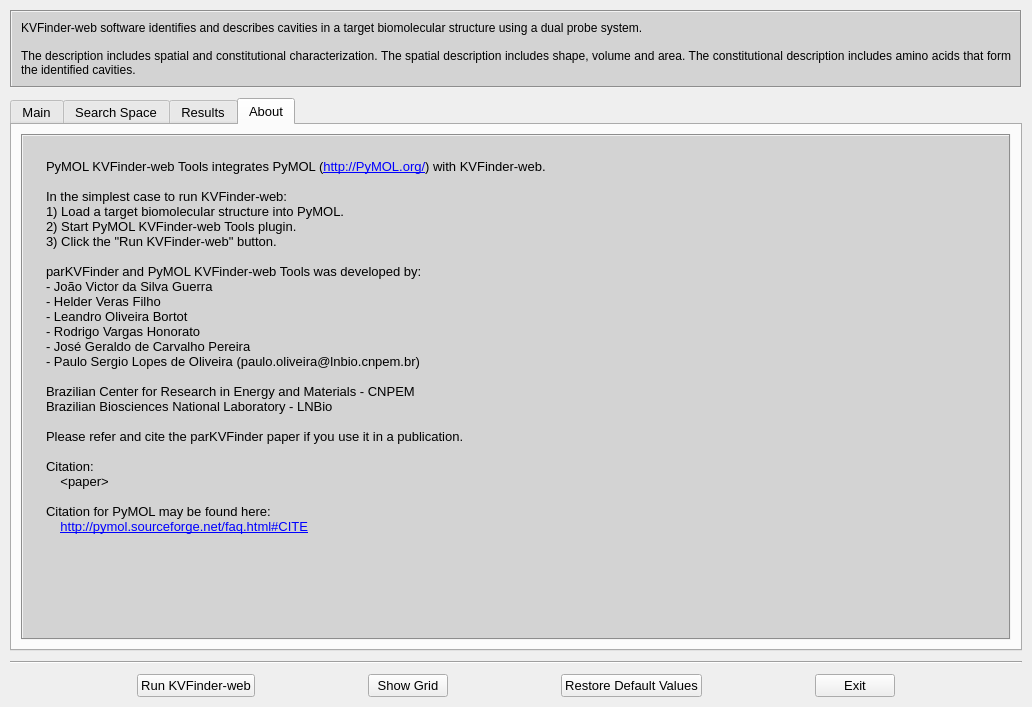
Old version of the form client/PyMOL-KVFinder-web-tools/PyMOL-KVFinder-web-tools.ui in the repository jvsguerra/kvfinder-ws.
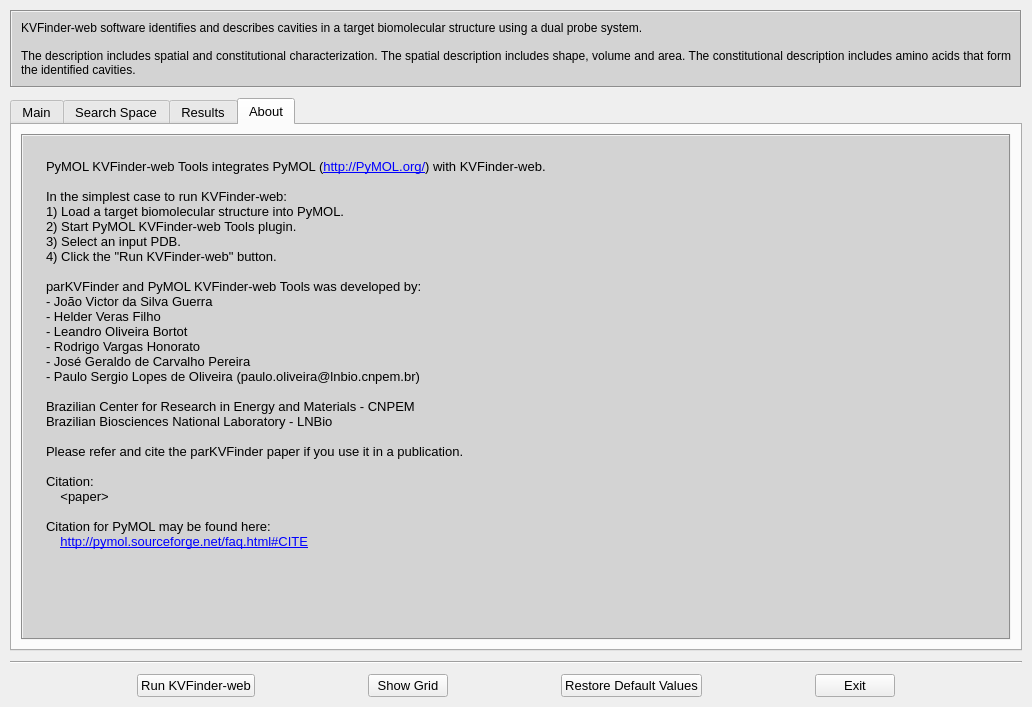
New version of the form. The open tabs and pages were chosen to show the change.

Commit message: Include Form to Add/Check Job ID

Patch:
```diff
--- a/client/PyMOL-KVFinder-web-tools/PyMOL-KVFinder-web-tools.ui
+++ b/client/PyMOL-KVFinder-web-tools/PyMOL-KVFinder-web-tools.ui
@@ -2056,7 +2056,8 @@
 &lt;p style=&quot; margin-top:0px; margin-bottom:0px; margin-left:0px; margin-right:0px; -qt-block-indent:0; text-indent:0px;&quot;&gt;In the simplest case to run KVFinder-web:&lt;/p&gt;
 &lt;p style=&quot; margin-top:0px; margin-bottom:0px; margin-left:0px; margin-right:0px; -qt-block-indent:0; text-indent:0px;&quot;&gt;1) Load a target biomolecular structure into PyMOL.&lt;/p&gt;
 &lt;p style=&quot; margin-top:0px; margin-bottom:0px; margin-left:0px; margin-right:0px; -qt-block-indent:0; text-indent:0px;&quot;&gt;2) Start PyMOL KVFinder-web Tools plugin.&lt;/p&gt;
-&lt;p style=&quot; margin-top:0px; margin-bottom:0px; margin-left:0px; margin-right:0px; -qt-block-indent:0; text-indent:0px;&quot;&gt;3) Click the &amp;quot;Run KVFinder-web&amp;quot; button.&lt;/p&gt;
+&lt;p style=&quot; margin-top:0px; margin-bottom:0px; margin-left:0px; margin-right:0px; -qt-block-indent:0; text-indent:0px;&quot;&gt;3) Select an input PDB.&lt;/p&gt;
+&lt;p style=&quot; margin-top:0px; margin-bottom:0px; margin-left:0px; margin-right:0px; -qt-block-indent:0; text-indent:0px;&quot;&gt;4) Click the &amp;quot;Run KVFinder-web&amp;quot; button.&lt;/p&gt;
 &lt;p style=&quot;-qt-paragraph-type:empty; margin-top:0px; margin-bottom:0px; margin-left:0px; margin-right:0px; -qt-block-indent:0; text-indent:0px;&quot;&gt;&lt;br /&gt;&lt;/p&gt;
 &lt;p style=&quot; margin-top:0px; margin-bottom:0px; margin-left:0px; margin-right:0px; -qt-block-indent:0; text-indent:0px;&quot;&gt;parKVFinder and PyMOL KVFinder-web Tools was developed by:&lt;/p&gt;
 &lt;p style=&quot; margin-top:0px; margin-bottom:0px; margin-left:0px; margin-right:0px; -qt-block-indent:0; text-indent:0px;&quot;&gt;- João Victor da Silva Guerra&lt;/p&gt;
```
Left out of the diff: 2 changed lines with no effect on the pictures. The commit also changes 1 other file.
